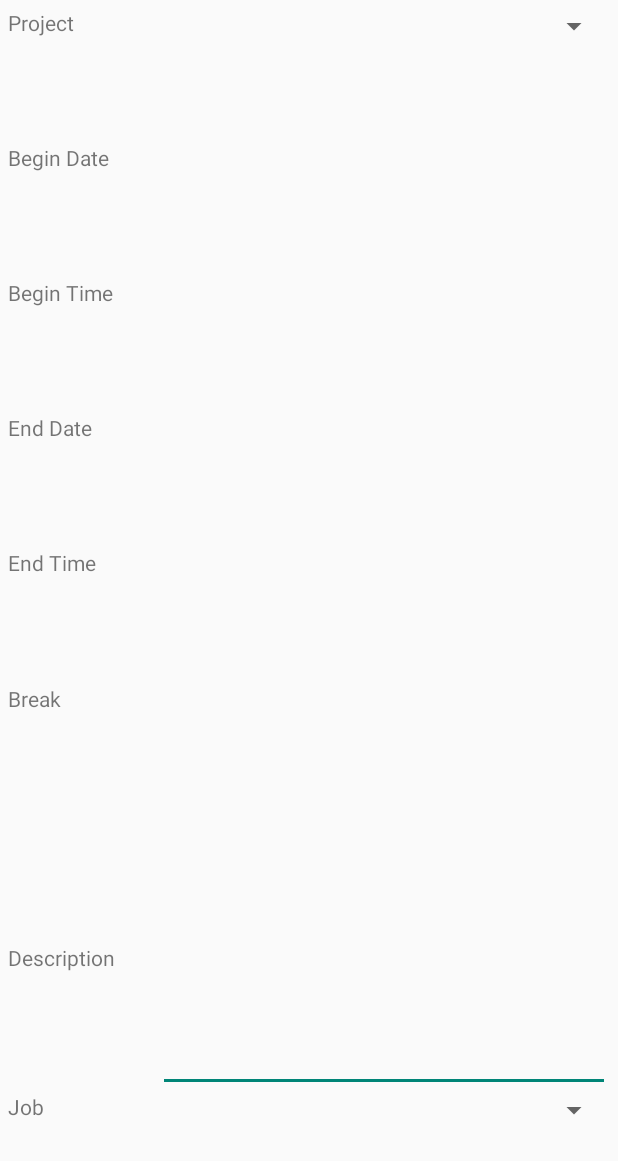
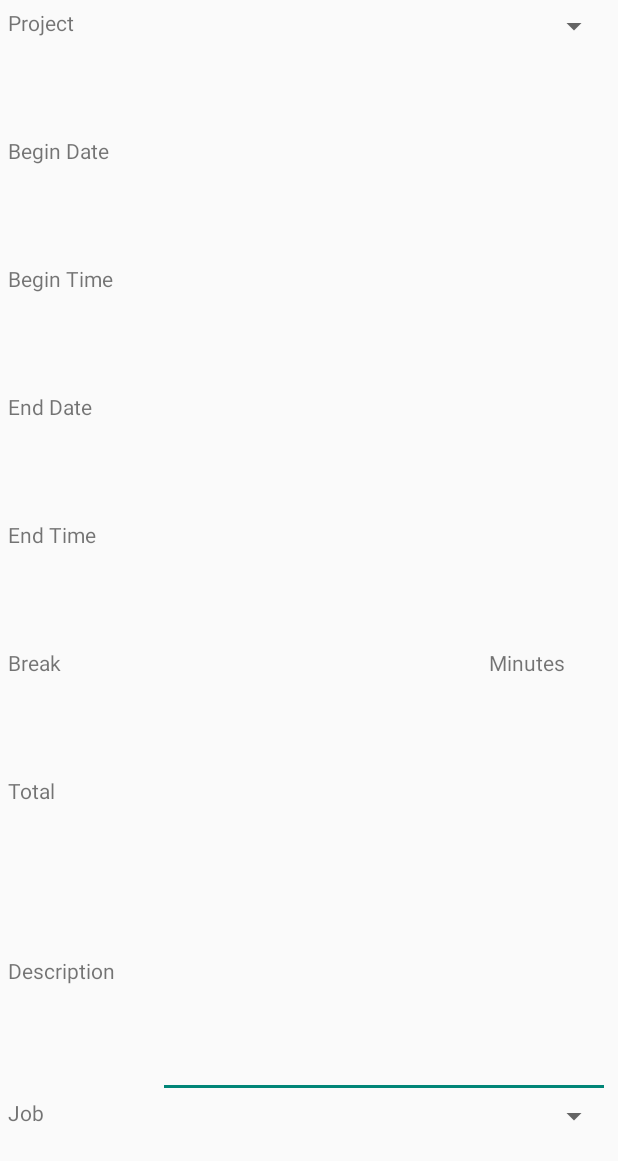
Before and after one commit to ErNancy/hoursdroid, an Android app: the layout fragment_hours_detail.xml on its own in the app's theme, with its tools: preview values and no code run, on a phone screen of 412 x 824 dp. Shown: the top 1161 px of the screen. Run offline under Robolectric (Android 15) with nearby library versions, the phone set to English and light mode, and no system bars.

Commit message:
Further refinement

```diff
--- a/app/src/main/res/layout/fragment_hours_detail.xml
+++ b/app/src/main/res/layout/fragment_hours_detail.xml
@@ -129,6 +129,32 @@
             android:layout_height="wrap_content"
             android:layout_weight="6"/>
 
+        <TextView
+            android:layout_width="0dp"
+            android:layout_height="wrap_content"
+            android:layout_weight="2"
+            android:text="@string/minutes"/>
+
+    </LinearLayout>
+
+    <LinearLayout
+        android:layout_width="match_parent"
+        android:layout_height="0dp"
+        android:layout_weight="0.5"
+        android:orientation="horizontal">
+
+        <TextView
+            android:layout_width="0dp"
+            android:layout_height="wrap_content"
+            android:layout_weight="2"
+            android:text="@string/hours_total"/>
+
+        <TextView
+            android:id="@+id/hours_total"
+            android:layout_width="0dp"
+            android:layout_height="match_parent"
+            android:layout_weight="6"/>
+
     </LinearLayout>
 
     <LinearLayout
--- a/app/src/main/res/values/strings.xml
+++ b/app/src/main/res/values/strings.xml
@@ -29,4 +29,6 @@
     <string name="hours_break">Break</string>
     <string name="hours_comments">Comments</string>
     <string name="hours_description">Description</string>
+    <string name="hours_total">Total</string>
+    <string name="minutes">Minutes</string>
 </resources>
```
